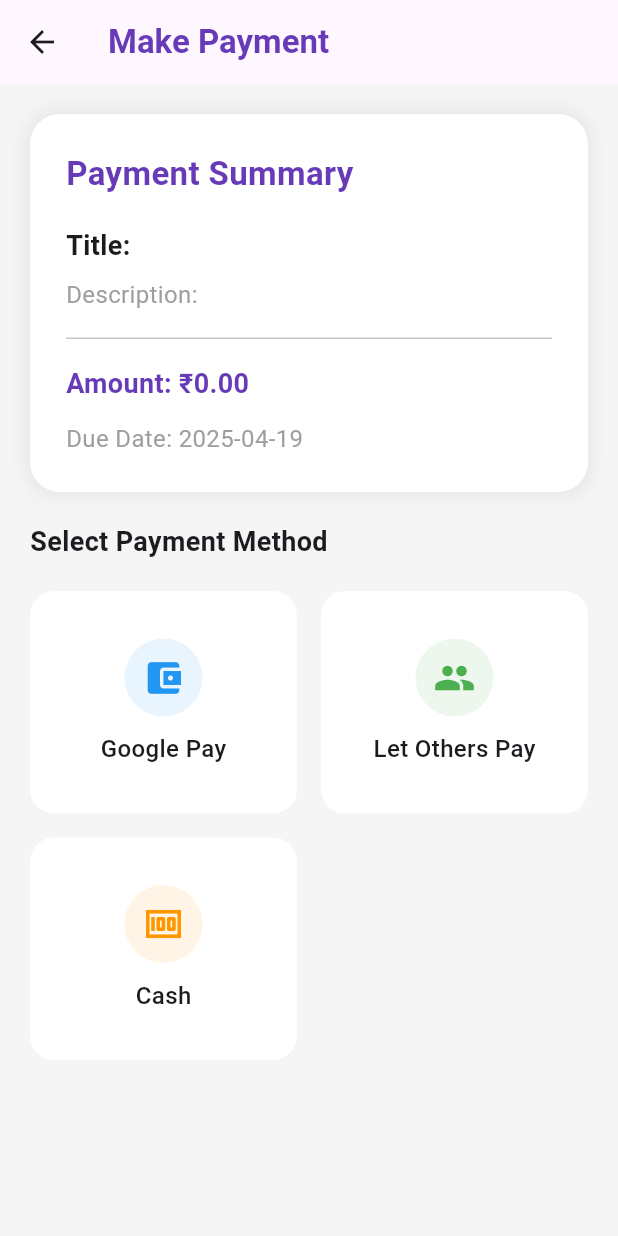
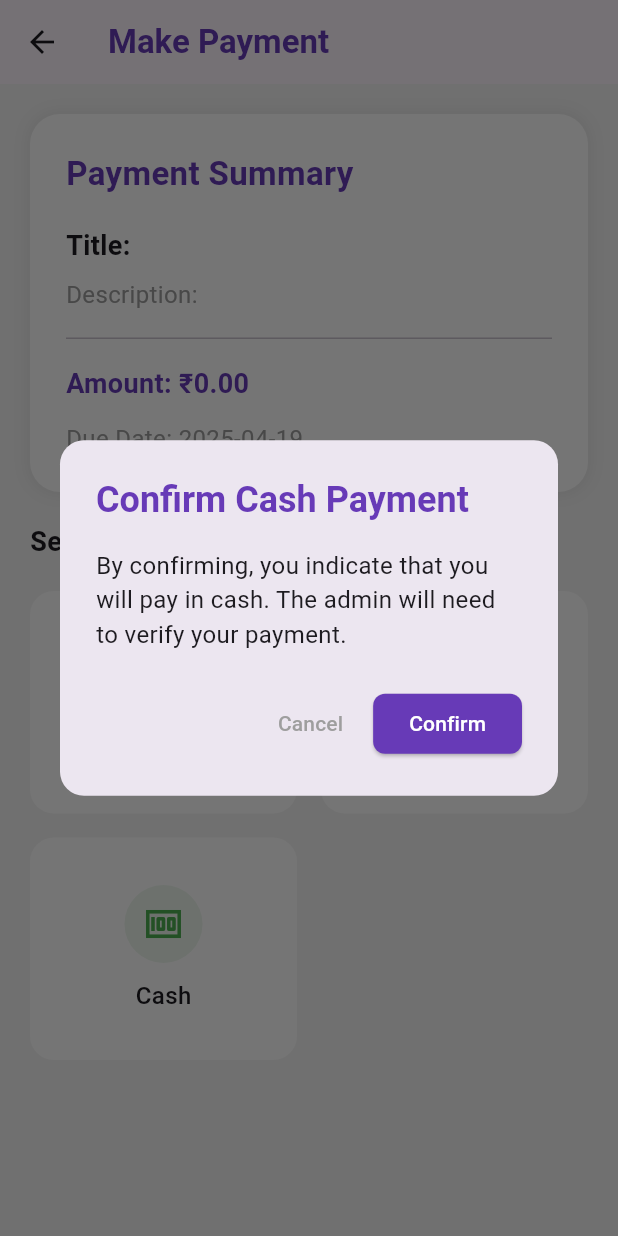
Before and after one commit to Paul-005/group_pay_client, a Flutter app: the PaymentScreen screen opened directly with empty values, after a tap on "Cash", on a phone screen of 412 x 824 dp. Run offline on Flutter 3.47's test engine with Material 3 defaults, Android fonts, the phone set to English and light mode, and no system bars; our stand-ins replace cloud_firestore, firebase_auth, firebase_core, firebase_messaging, lottie; accounts and stored records are empty.

Commit message:
Implement cash payment confirmation dialog, update Firestore with cash payer details, and filter pending payments based on user payment status. Add navigation to edit profile screen from account settings.

```diff
--- a/lib/dashboard/pay_now.dart
+++ b/lib/dashboard/pay_now.dart
@@ -227,13 +227,161 @@ class PaymentScreen extends StatelessWidget {
             name: "Let Others Pay",
             color: Colors.green,
             onTap: () {}),
-        _buildPaymentMethodCard(context,
-            icon: Icons.money,
-            name: "Cash",
-            color: Colors.orange,
-            onTap: () {}),
+        _buildPaymentMethodCard(
+          context,
+          icon: Icons.money,
+          name: "Cash",
+          color: Colors.green,
+          onTap: () => _handleCashPayment(context),
+        ),
       ],
     );
+  }
+
+  Future<void> _handleCashPayment(BuildContext context) async {
+    // Show confirmation dialog
+    final confirm = await showDialog<bool>(
+      context: context,
+      builder: (BuildContext context) {
+        return AlertDialog(
+          shape: RoundedRectangleBorder(
+            borderRadius: BorderRadius.circular(16),
+          ),
+          title: const Text(
+            'Confirm Cash Payment',
+            style: TextStyle(
+              color: Colors.deepPurple,
+              fontWeight: FontWeight.bold,
+            ),
+          ),
+          content: const Text(
+            'By confirming, you indicate that you will pay in cash. The admin will need to verify your payment.',
+            style: TextStyle(fontSize: 16),
+          ),
+          actions: [
+            TextButton(
+              child: const Text(
+                'Cancel',
+                style: TextStyle(color: Colors.grey),
+              ),
+              onPressed: () => Navigator.of(context).pop(false),
+            ),
+            ElevatedButton(
+              style: ElevatedButton.styleFrom(
+                backgroundColor: Colors.deepPurple,
+                foregroundColor: Colors.white,
+                shape: RoundedRectangleBorder(
+                  borderRadius: BorderRadius.circular(8),
+                ),
+              ),
+              child: const Text('Confirm'),
+              onPressed: () => Navigator.of(context).pop(true),
+            ),
+          ],
+        );
+      },
+    );
+
+    if (confirm == true) {
+      try {
+        final user = FirebaseAuth.instance.currentUser;
+        if (user == null) {
+          print('Error: No user logged in');
+          throw Exception('No user logged in');
+        }
+
+        // First check if the document exists
+        final postDoc = await FirebaseFirestore.instance
+            .collection('posts')
+            .doc(postId)
+            .get();
+
+        if (!postDoc.exists) {
+          print('Error: Post document does not exist with ID: $postId');
+          throw Exception('Post document does not exist');
+        }
+
+        // Get current cash_payers array
+        final currentCashPayers = List<Map<String, dynamic>>.from(
+            postDoc.data()?['cash_payers'] ?? []);
+
+        // Add new cash payment with current timestamp
+        currentCashPayers.add({
+          'email': user.email,
+          'uid': user.uid,
+          'name': user.displayName ?? 'Unknown',
+          'amount': amount,
+          'timestamp': DateTime.now().toIso8601String(),
+        });
+
+        // Update Firestore with the new array
+        await FirebaseFirestore.instance
+            .collection('posts')
+            .doc(postId)
+            .update({
+          'cash_payers': currentCashPayers,
+        });
+
+        print('Successfully updated Firestore with cash payment');
+
+        if (context.mounted) {
+          // Show success message
+          ScaffoldMessenger.of(context).showSnackBar(
+            const SnackBar(
+              content: Row(
+                children: [
+                  Icon(Icons.check_circle, color: Colors.white),
+                  SizedBox(width: 12),
+                  Expanded(
+                    child: Text(
+                      'Cash payment recorded. Please pay the admin and wait for confirmation.',
+                      style: TextStyle(fontSize: 16),
+                    ),
+                  ),
+                ],
+              ),
+              backgroundColor: Colors.green,
+              duration: Duration(seconds: 4),
+              behavior: SnackBarBehavior.floating,
+              shape: RoundedRectangleBorder(
+                borderRadius: BorderRadius.all(Radius.circular(10)),
+              ),
+            ),
+          );
+
+          // Navigate back
+          Navigator.pop(context);
+        }
+      } catch (e, stackTrace) {
+        print('Error in _handleCashPayment:');
+        print('Error message: $e');
+        print('Stack trace: $stackTrace');
+
+        if (context.mounted) {
+          ScaffoldMessenger.of(context).showSnackBar(
+            SnackBar(
+              content: Row(
+                children: [
+                  Icon(Icons.error_outline, color: Colors.white),
+                  SizedBox(width: 12),
+                  Expanded(
+                    child: Text(
+                      'Error: ${e.toString()}',
+                      style: TextStyle(fontSize: 16),
+                    ),
+                  ),
+                ],
+              ),
+              backgroundColor: Colors.red,
+              behavior: SnackBarBehavior.floating,
+              shape: RoundedRectangleBorder(
+                borderRadius: BorderRadius.all(Radius.circular(10)),
+              ),
+            ),
+          );
+        }
+      }
+    }
   }
 
   Widget _buildPaymentMethodCard(BuildContext context,
```
Also changed, not shown: lib/dashboard/dashboard.dart (+16 -3 lines), lib/settings/edit_profile.screen.dart (added, +188 -0 lines), lib/settings/settings.screen.dart (+9 -1 lines).
